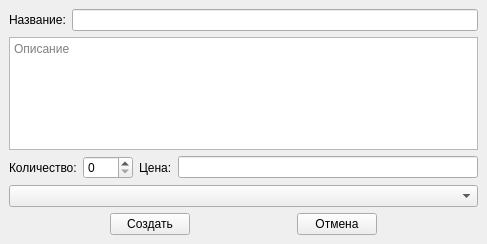
Above: app/forms/ui/create_item.ui from Robert-ass911/Diplom before the change. Below: the same form after it.
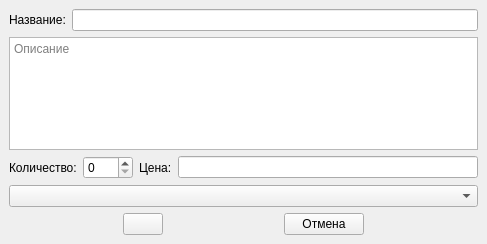
That is the form after the change.

Diff of the .ui file:
```diff
--- a/app/forms/ui/create_item.ui
+++ b/app/forms/ui/create_item.ui
@@ -98,7 +98,7 @@
         <item>
          <widget class="QPushButton" name="create_btn">
           <property name="text">
-           <string>Создать</string>
+           <string/>
           </property>
          </widget>
         </item>
```
